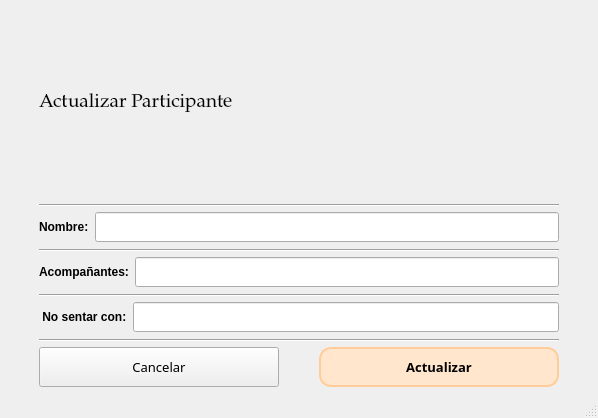
This is src/ui/ActualizarParticipante.ui in IvanJesusCorbalanPascual/Gestor-de-Eventos as Qt 5 draws it before an edit. The edited form follows.
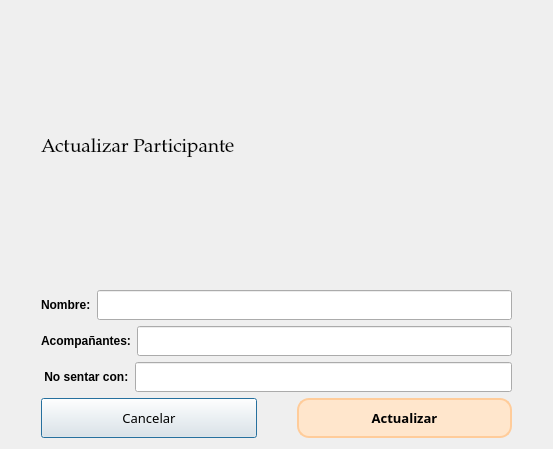
This is the edited form.

```diff
--- a/src/ui/ActualizarParticipante.ui
+++ b/src/ui/ActualizarParticipante.ui
@@ -1,19 +1,18 @@
 <?xml version="1.0" encoding="UTF-8"?>
 <ui version="4.0">
- <class>MainWindow</class>
- <widget class="QMainWindow" name="MainWindow">
+ <class>Dialog</class>
+ <widget class="QDialog" name="Dialog">
   <property name="geometry">
    <rect>
     <x>0</x>
     <y>0</y>
-    <width>598</width>
-    <height>418</height>
+    <width>553</width>
+    <height>449</height>
    </rect>
   </property>
   <property name="windowTitle">
    <string>MainWindow</string>
   </property>
-  <widget class="QWidget" name="centralwidget">
    <layout class="QVBoxLayout" name="verticalLayout">
     <item>
      <layout class="QHBoxLayout" name="horizontalLayout_5">
@@ -38,16 +37,6 @@
       </item>
      </layout>
     </item>
-    <item>
-     <widget class="Line" name="line">
-      <property name="styleSheet">
-       <string notr="true">margin:30;</string>
-      </property>
-      <property name="orientation">
-       <enum>Qt::Horizontal</enum>
-      </property>
-     </widget>
-    </item>
     <item>
      <layout class="QHBoxLayout" name="horizontalLayout">
       <property name="leftMargin">
@@ -93,16 +82,6 @@
       </item>
      </layout>
     </item>
-    <item>
-     <widget class="Line" name="line_2">
-      <property name="styleSheet">
-       <string notr="true">margin:30;</string>
-      </property>
-      <property name="orientation">
-       <enum>Qt::Horizontal</enum>
-      </property>
-     </widget>
-    </item>
     <item>
      <layout class="QHBoxLayout" name="horizontalLayout_2">
       <property name="leftMargin">
@@ -148,16 +127,6 @@
       </item>
      </layout>
     </item>
-    <item>
-     <widget class="Line" name="line_3">
-      <property name="styleSheet">
-       <string notr="true">margin:30;</string>
-      </property>
-      <property name="orientation">
-       <enum>Qt::Horizontal</enum>
-      </property>
-     </widget>
-    </item>
     <item>
      <layout class="QHBoxLayout" name="horizontalLayout_3">
       <property name="leftMargin">
@@ -203,16 +172,6 @@
       </item>
      </layout>
     </item>
-    <item>
-     <widget class="Line" name="line_4">
-      <property name="styleSheet">
-       <string notr="true">margin:30;</string>
-      </property>
-      <property name="orientation">
-       <enum>Qt::Horizontal</enum>
-      </property>
-     </widget>
-    </item>
     <item>
      <layout class="QHBoxLayout" name="horizontalLayout_4">
       <property name="spacing">
@@ -284,18 +243,6 @@
      </layout>
     </item>
    </layout>
-  </widget>
-  <widget class="QMenuBar" name="menubar">
-   <property name="geometry">
-    <rect>
-     <x>0</x>
-     <y>0</y>
-     <width>598</width>
-     <height>21</height>
-    </rect>
-   </property>
-  </widget>
-  <widget class="QStatusBar" name="statusbar"/>
  </widget>
  <resources/>
  <connections/>
```
Left out of the diff: 2 changed lines with no effect on the pictures. Lines whose indentation alone changed are shown as unchanged.
